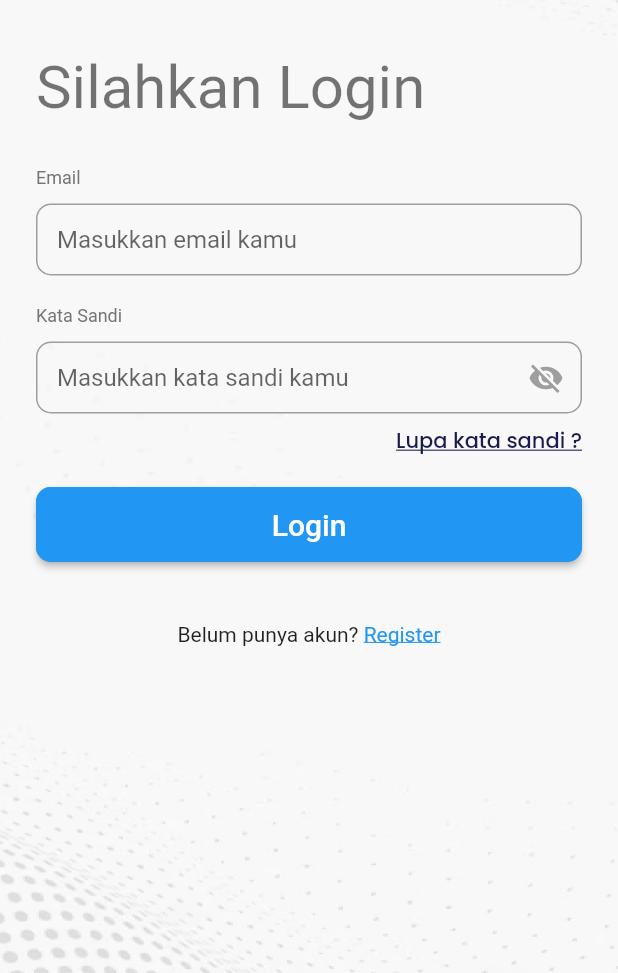
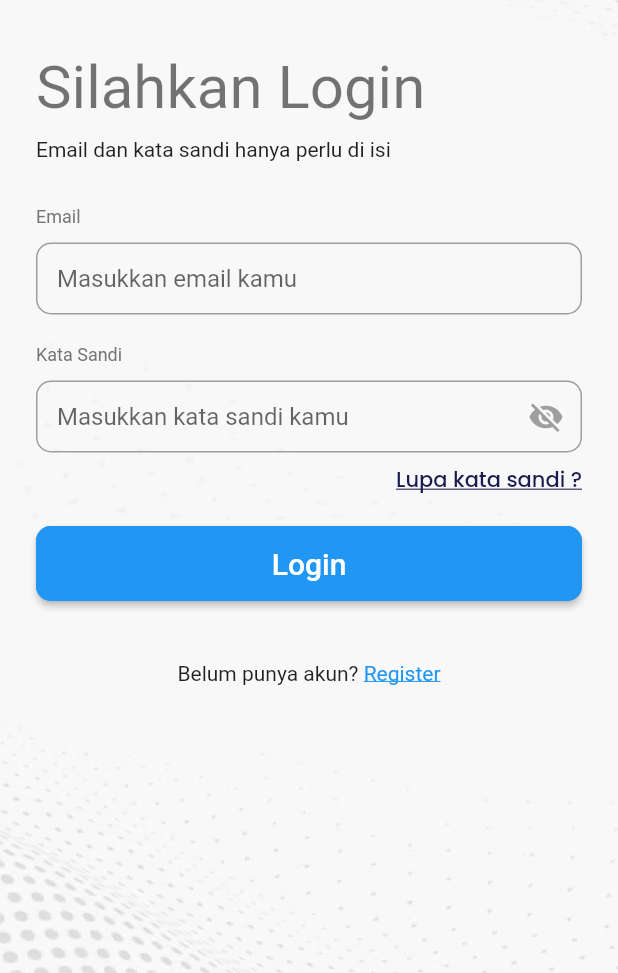
Before and after one commit to aswadwk/flutter-todo-app, a Flutter app: the LoginPage screen opened directly, on a phone screen of 412 x 824 dp, the part 263-1236 px from its top. Run offline on Flutter 3.47's test engine with Material 2 defaults, Android fonts, the phone set to English and light mode, and no system bars; our stand-ins replace currency_text_input_formatter, dropdown_button2, flutter_smart_dialog, google_fonts, rflutter_alert, shimmer.

Commit message:
refactor loding page

```diff
--- a/lib/features/auth/pages/login.dart
+++ b/lib/features/auth/pages/login.dart
@@ -70,6 +70,11 @@ class _LoginPageState extends State<LoginPage> {
                           Text(
                             'Silahkan Login',
                             style: Theme.of(context).textTheme.headlineLarge,
+                          ),
+                          const SizedBox(height: 10),
+                          Text(
+                            'Email dan kata sandi hanya perlu di isi',
+                            style: Theme.of(context).textTheme.bodyMedium,
                           ),
                           const SizedBox(height: 30),
                           Column(
--- a/lib/main.dart
+++ b/lib/main.dart
@@ -13,8 +13,8 @@ class MainApp extends StatelessWidget {
   @override
   Widget build(BuildContext context) {
     return MaterialApp(
-      // home: const LoginPage(),
-      home: const TodoPage(),
+      home: const LoginPage(),
+      // home: const TodoPage(),
       navigatorObservers: [FlutterSmartDialog.observer],
       builder: FlutterSmartDialog.init(),
     );
```
